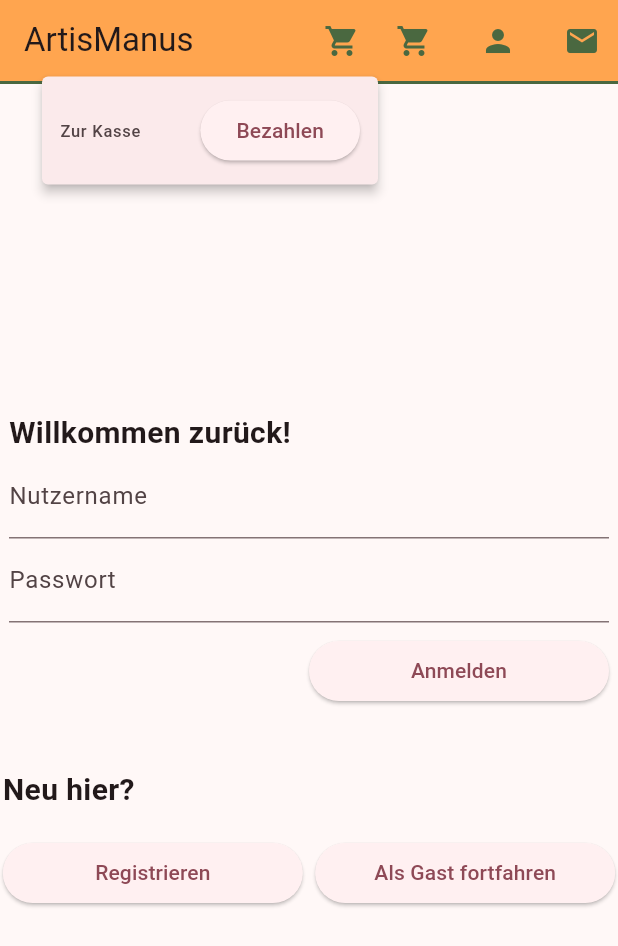
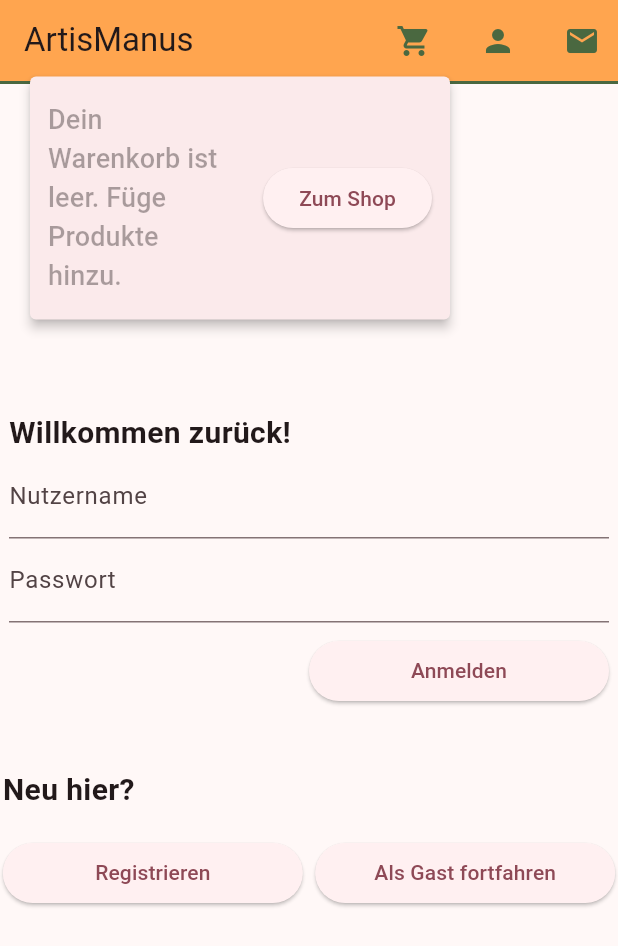
Before and after one commit to EmiliasOrganization/OmasWebshop, a Flutter app: the Checkout screen opened directly, after a tap on the "shopping cart" icon, on a phone screen of 412 x 824 dp. Shown: the top 946 px of the screen. Run offline on Flutter 3.47's test engine with Material 2 defaults, Android fonts, the phone set to English and light mode, and no system bars; our stand-ins replace cached_network_image, carousel_slider, decimal, hive, hive_flutter, scrollable_positioned_list and 1 more; missing offline and left inert: vitality; accounts and stored records are empty; network calls fail.

Commit message:
better checkout button

```diff
--- a/WebshopFrontend/lib/globalwidget/shoppingcart_popup_menu.dart
+++ b/WebshopFrontend/lib/globalwidget/shoppingcart_popup_menu.dart
@@ -8,13 +8,34 @@ class ShoppingCartButton extends StatelessWidget {
 
   @override
   Widget build(BuildContext context) {
-    return  IconButton(
-      icon: Icon(Icons.shopping_cart),
-      color: schemeColorGreen,
-      onPressed: () {
-        showShoppingCartElements(context);
-      },
+    return  Stack(
+      alignment: Alignment.topRight,
+      children: [
+        IconButton(
+          icon: Icon(Icons.shopping_cart),
+          color: schemeColorGreen,
+          onPressed:() {
+            showShoppingCartElements(context);
+          },
+        ),
+        if(boxItemLists.length > 0)
+          Container(
+            decoration: BoxDecoration(
+              shape: BoxShape.circle,
+            ),
+            child: Text(
+              boxItemLists.length.toString(),
+              style: TextStyle(
+                color: schemeColorGreen,
+                fontWeight: FontWeight.bold,
+                fontSize: 14,
+              ),
+            ),
+          ),
+
+      ],
     );
+
   }
 
   showShoppingCartElements(BuildContext context) {
@@ -26,23 +47,49 @@ class ShoppingCartButton extends StatelessWidget {
     _itemList.add(
       PopupMenuItem<String>(
         value: 'checkout',
+        enabled: false,
         child: ListTile(
           leading: Text('Zur Kasse'),
           trailing: ElevatedButton(
-            onPressed: () {
-              // Handle the button click event here
-              // For example, navigate to the checkout screen
+            onPressed: ()
+            {
+              Navigator.pushNamed(context, '/shoppingCart');
             },
             child: Text('Bezahlen'),
           ),
         ),
-        enabled: false,
       ),
     );
+
+    emptyShoppingCart()
+    {
+      _itemList.add(
+        PopupMenuItem<String>(
+          value: 'checkout',
+          enabled: false,
+          child: ListTile(
+            title: Text(
+              'Dein Warenkorb ist leer. Füge Produkte hinzu.',
+              style: TextStyle(fontSize: 18),
+            ),
+            trailing: ElevatedButton(
+              onPressed: () {
+                // Hier kannst du die Aktion definieren, die beim Drücken des Buttons ausgeführt wird
+              },
+              child: Text('Zum Shop'),
+            ),
+          )
+        ),
+      );
+    }
 
     getItems() async {
 
       _itemList.addAll(boxItemLists.values.map((e) => PopupMenuItem<String>(value: e.id , child: Text(e.name),)).toList());
+      if(_itemList.length <= 1){
+        _itemList.removeLast();
+        emptyShoppingCart();
+      }
     }
 
     final RelativeRect position = RelativeRect.fromRect(
@@ -58,7 +105,6 @@ class ShoppingCartButton extends StatelessWidget {
       context: context,
       position: position,
       items: _itemList
-
     );
 
   }
--- a/WebshopFrontend/lib/globalwidget/top_bar.dart
+++ b/WebshopFrontend/lib/globalwidget/top_bar.dart
@@ -68,7 +68,7 @@ class _TopBarState extends State<TopBar> {
             ),
           SizedBox(width: 8),
           ShoppingCartButton(),
-          CountButtonWithPopup(),
+         // CountButtonWithPopup(),
           SizedBox(width: 8),
           LoginButton(),
           SizedBox(width: 8),
```
